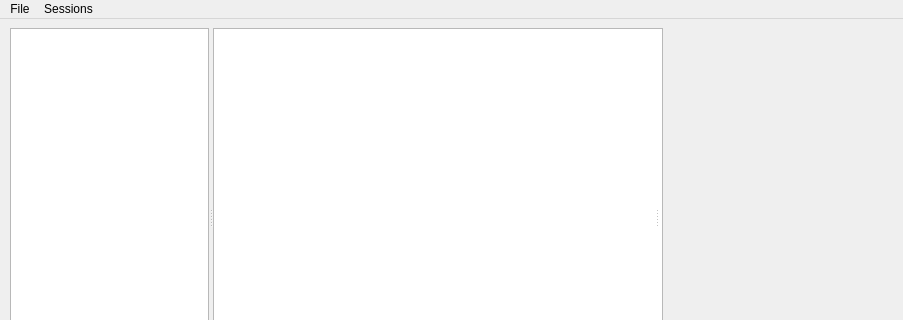
The window that mainwindowcodeeditor.ui (ToMaTiKkk/CodeEditor) describes before a commit, drawn with Qt 5; both pictures show x 0 to 903 and y 0 to 320 of the 903 by 474 pixel window.
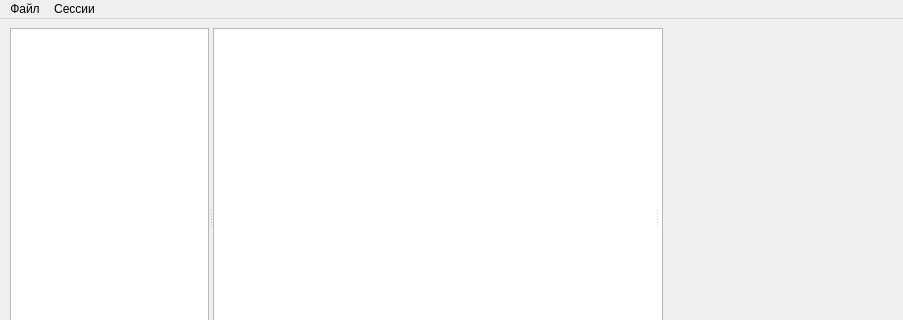
The same window after the commit. Icons and pictures are not drawn.

Commit message: russian locale and fixed info message after unmute

Patch:
```diff
--- a/mainwindowcodeeditor.ui
+++ b/mainwindowcodeeditor.ui
@@ -211,7 +211,7 @@
    </property>
    <widget class="QMenu" name="menuFile">
     <property name="title">
-     <string>File</string>
+     <string>Файл</string>
     </property>
     <addaction name="actionNew_File"/>
     <addaction name="separator"/>
@@ -226,7 +226,7 @@
    </widget>
    <widget class="QMenu" name="menuSession">
     <property name="title">
-     <string>Sessions</string>
+     <string>Сессии</string>
     </property>
     <addaction name="actionCreateSession"/>
     <addaction name="actionJoinSession"/>
```
Left out of the diff: 24 changed lines with no effect on the pictures. The commit also changes 1 other file.
